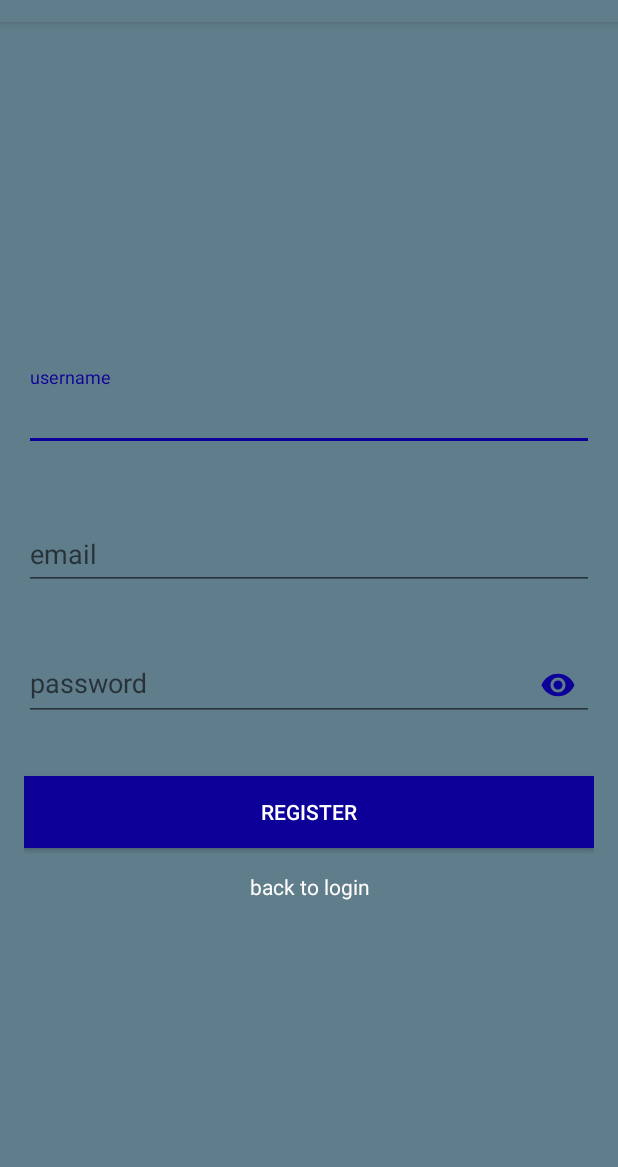
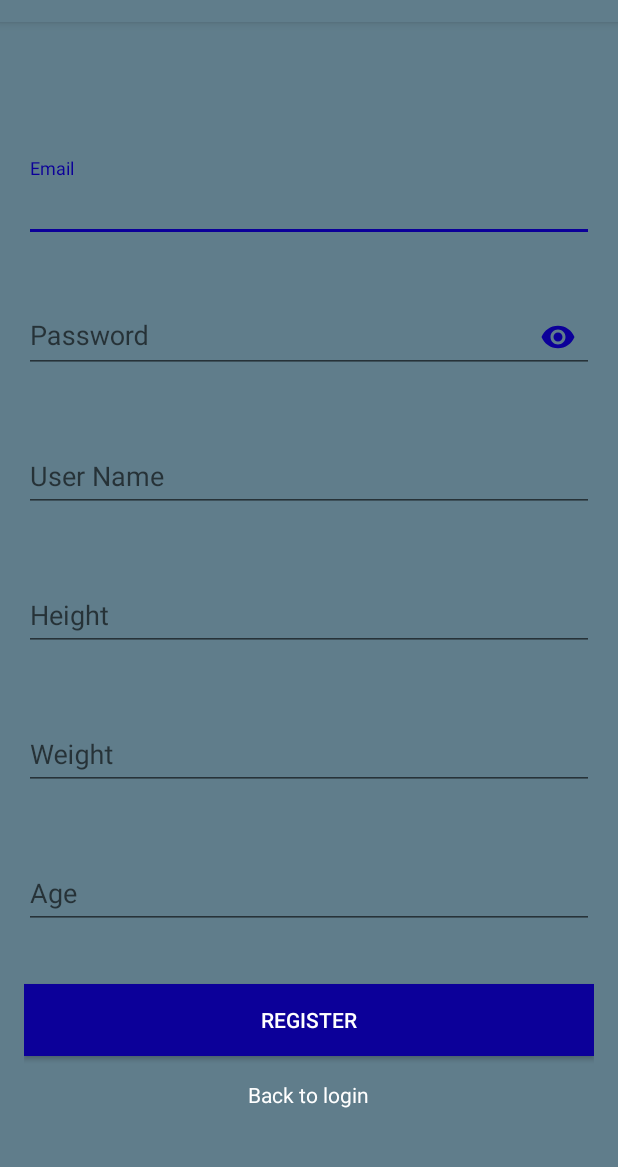
Before and after one commit to felixchanhk/HealthCorner, an Android app: the RegisterActivity screen opened directly, with no data from a screen before it, on a phone screen of 412 x 824 dp, the part 62-1229 px from its top. Run offline under Robolectric (Android 15) with nearby library versions, the light colour scheme and no system bars.

Commit message:
register add height, weight and age column data

```diff
--- a/app/src/main/java/com/example/healthcorner/database/SqliteHelper.java
+++ b/app/src/main/java/com/example/healthcorner/database/SqliteHelper.java
@@ -14,10 +14,10 @@ import com.example.healthcorner.database.model.User;
 public class SqliteHelper extends SQLiteOpenHelper {
 
     //DATABASE NAME
-    public static final String DATABASE_NAME = "loopwiki.com";
+    public static final String DATABASE_NAME = "health_corner";
 
     //DATABASE VERSION
-    public static final int DATABASE_VERSION = 1;
+    public static final int DATABASE_VERSION = 2;
 
     //TABLE NAME
     public static final String TABLE_USERS = "users";
@@ -35,13 +35,25 @@ public class SqliteHelper extends SQLiteOpenHelper {
     //COLUMN password
     public static final String KEY_PASSWORD = "password";
 
+    //COLUMN password
+    public static final String KEY_HEIGHT = "height";
+
+    //COLUMN password
+    public static final String KEY_WEIGHT = "weight";
+
+    //COLUMN password
+    public static final String KEY_AGE = "age";
+
     //SQL for creating users table
     public static final String SQL_TABLE_USERS = " CREATE TABLE " + TABLE_USERS
             + " ( "
             + KEY_ID + " INTEGER PRIMARY KEY, "
             + KEY_USER_NAME + " TEXT, "
             + KEY_EMAIL + " TEXT, "
-            + KEY_PASSWORD + " TEXT"
+            + KEY_PASSWORD + " TEXT, "
+            + KEY_HEIGHT + " TEXT, "
+            + KEY_WEIGHT + " TEXT, "
+            + KEY_AGE + " TEXT"
             + " ) ";
 
 
@@ -80,6 +92,15 @@ public class SqliteHelper extends SQLiteOpenHelper {
         //Put password in  @values
         values.put(KEY_PASSWORD, user.getPassword());
 
+        //Put height in  @values
+        values.put(KEY_HEIGHT, user.getHeight());
+
+        //Put weight in  @values
+        values.put(KEY_WEIGHT, user.getWeight());
+
+        //Put age in  @values
+        values.put(KEY_AGE, user.getAge());
+
         // insert row
         long todo_id = db.insert(TABLE_USERS, null, values);
     }
@@ -94,7 +115,8 @@ public class SqliteHelper extends SQLiteOpenHelper {
 
         if (cursor != null && cursor.moveToFirst()&& cursor.getCount()>0) {
             //if cursor has value then in user database there is user associated with this given email
-            User user1 = new User(cursor.getString(0), cursor.getString(1), cursor.getString(2), cursor.getString(3));
+            User user1 = new User(cursor.getString(0), cursor.getString(1), cursor.getString(2), cursor.getString(3),
+                    cursor.getString(4), cursor.getString(5), cursor.getString(6) );
 
             //Match both passwords check they are same or not
             if (user.getPassword().equalsIgnoreCase(user1.getPassword())) {
@@ -124,10 +146,7 @@ public class SqliteHelper extends SQLiteOpenHelper {
     }
 
     public User getUser(String email){
-        String id = "";
-        String userName = "";
-        String userEmail = "";
-        String password = "";
+        String id = "", userName = "", userEmail = "", password = "", height = "", weight = "",age = "";
 
         //get writable database
         SQLiteDatabase db = this.getWritableDatabase();
@@ -142,11 +161,14 @@ public class SqliteHelper extends SQLiteOpenHelper {
             userName = cursor.getString(1);
             userEmail = cursor.getString(2);
             password = cursor.getString(3);
+            height = cursor.getString(4);
+            weight = cursor.getString(5);
+            age = cursor.getString(6);
             //Log.e("user:", id + ": " + userName + ", " + userEmail + "," + password);
         }
 
         cursor.close();
-        User getUser = new User(id, userName, userEmail, password);
+        User getUser = new User(id, userName, userEmail, password, height, weight, age);
 
         return getUser;
     }
--- a/app/src/main/java/com/example/healthcorner/view/RegisterActivity.java
+++ b/app/src/main/java/com/example/healthcorner/view/RegisterActivity.java
@@ -19,9 +19,12 @@ import com.example.healthcorner.database.model.User;
 public class RegisterActivity extends AppCompatActivity {
 
     //Declaration EditTexts
-    EditText editTextUserName;
-    EditText editTextEmail;
-    EditText editTextPassword;
+    EditText editTextUserName,
+            editTextEmail,
+            editTextPassword,
+            editTextHeight,
+            editTextWeight,
+            editTextAge;
 
     //Declaration TextInputLayout
     TextInputLayout textInputLayoutUserName;
@@ -48,12 +51,15 @@ public class RegisterActivity extends AppCompatActivity {
                     String UserName = editTextUserName.getText().toString();
                     String Email = editTextEmail.getText().toString();
                     String Password = editTextPassword.getText().toString();
+                    String Height = editTextHeight.getText().toString();
+                    String Weight = editTextWeight.getText().toString();
+                    String Age = editTextAge.getText().toString();
 
                     //Check in the database is there any user associated with  this email
                     if (!sqliteHelper.isEmailExists(Email)) {
 
                         //Email does not exist now add new user to database
-                        sqliteHelper.addUser(new User(null, UserName, Email, Password));
+                        sqliteHelper.addUser(new User(null, UserName, Email, Password, Height, Weight, Age));
                         Snackbar.make(buttonRegister, "User created successfully! Please Login ", Snackbar.LENGTH_LONG).show();
                         new Handler().postDelayed(new Runnable() {
                             @Override
@@ -89,6 +95,10 @@ public class RegisterActivity extends AppCompatActivity {
         editTextEmail = (EditText) findViewById(R.id.editTextEmail);
         editTextPassword = (EditText) findViewById(R.id.editTextPassword);
         editTextUserName = (EditText) findViewById(R.id.editTextUserName);
+        editTextHeight = (EditText) findViewById(R.id.editTextUserHeight);
+        editTextWeight = (EditText) findViewById(R.id.editTextUserWeight);
+        editTextAge = (EditText) findViewById(R.id.editTextUserAge);
+
         textInputLayoutEmail = (TextInputLayout) findViewById(R.id.textInputLayoutEmail);
         textInputLayoutPassword = (TextInputLayout) findViewById(R.id.textInputLayoutPassword);
         textInputLayoutUserName = (TextInputLayout) findViewById(R.id.textInputLayoutUserName);
--- a/app/src/main/res/layout/activity_register.xml
+++ b/app/src/main/res/layout/activity_register.xml
@@ -20,21 +20,6 @@
             android:layout_height="wrap_content"
             android:layout_gravity="center_horizontal"
             android:layout_margin="16dp" />
-
-        <android.support.design.widget.TextInputLayout
-            app:errorEnabled="true"
-            android:id="@+id/textInputLayoutUserName"
-            android:layout_width="match_parent"
-            android:layout_height="wrap_content"
-            android:layout_marginTop="16dp">
-
-            <android.support.design.widget.TextInputEditText
-                android:id="@+id/editTextUserName"
-                android:layout_width="match_parent"
-                android:layout_height="wrap_content"
-                android:hint="@string/username"
-                android:inputType="textPersonName" />
-        </android.support.design.widget.TextInputLayout>
 
         <android.support.design.widget.TextInputLayout
             android:id="@+id/textInputLayoutEmail"
@@ -68,6 +53,66 @@
                 android:inputType="textPassword" />
         </android.support.design.widget.TextInputLayout>
 
+        <android.support.design.widget.TextInputLayout
+            app:errorEnabled="true"
+            android:id="@+id/textInputLayoutUserName"
+            android:layout_width="match_parent"
+            android:layout_height="wrap_content"
+            android:layout_marginTop="16dp">
+
+            <android.support.design.widget.TextInputEditText
+                android:id="@+id/editTextUserName"
+                android:layout_width="match_parent"
+                android:layout_height="wrap_content"
+                android:hint="@string/userName"
+                android:inputType="textPersonName" />
+        </android.support.design.widget.TextInputLayout>
+
+        <android.support.design.widget.TextInputLayout
+            app:errorEnabled="true"
+            android:id="@+id/textInputLayoutUserHeight"
+            android:layout_width="match_parent"
+            android:layout_height="wrap_content"
+            android:layout_marginTop="16dp">
+
+            <android.support.design.widget.TextInputEditText
+                android:id="@+id/editTextUserHeight"
+                android:layout_width="match_parent"
+                android:layout_height="wrap_content"
+                android:hint="@string/userHeight"
+                android:inputType="textPersonName" />
+        </android.support.design.widget.TextInputLayout>
+
+        <android.support.design.widget.TextInputLayout
+            app:errorEnabled="true"
+            android:id="@+id/textInputLayoutUserWeight"
+            android:layout_width="match_parent"
+            android:layout_height="wrap_content"
+            android:layout_marginTop="16dp">
+
+            <android.support.design.widget.TextInputEditText
+                android:id="@+id/editTextUserWeight"
+                android:layout_width="match_parent"
+                android:layout_height="wrap_content"
+                android:hint="@string/userWeight"
+                android:inputType="textPersonName" />
+        </android.support.design.widget.TextInputLayout>
+
+        <android.support.design.widget.TextInputLayout
+            app:errorEnabled="true"
+            android:id="@+id/textInputLayoutUserAge"
+            android:layout_width="match_parent"
+            android:layout_height="wrap_content"
+            android:layout_marginTop="16dp">
+
+            <android.support.design.widget.TextInputEditText
+                android:id="@+id/editTextUserAge"
+                android:layout_width="match_parent"
+                android:layout_height="wrap_content"
+                android:hint="@string/userAge"
+                android:inputType="number" />
+        </android.support.design.widget.TextInputLayout>
+
         <Button
             android:id="@+id/buttonRegister"
             android:layout_width="match_parent"
--- a/app/src/main/res/values/strings.xml
+++ b/app/src/main/res/values/strings.xml
@@ -1,11 +1,18 @@
 <resources>
     <string name="app_name">Health Corner</string>
-    <string name="login">login</string>
-    <string name="back_to_login">back to login</string>
-    <string name="register">register</string>
-    <string name="password">password</string>
-    <string name="email">email</string>
-    <string name="username">username</string>
+    <string name="login">Login</string>
+
+    <!-- Register Page -->
+    <string name="back_to_login">Back to login</string>
+    <string name="register">Register</string>
+    <string name="password">Password</string>
+    <string name="email">Email</string>
+    <string name="userName">User Name</string>
+    <string name="userHeight">Height</string>
+    <string name="userWeight">Weight</string>
+    <string name="userAge">Age</string>
+
+
     <string name="navigation_drawer_open">Open navigation drawer2</string>
     <string name="navigation_drawer_close">Close navigation drawer3</string>
     <string name="nav_header_title" translatable="false">Android Studio4</string>
@@ -38,6 +45,8 @@
     <string name="first_class_obese">first class obese</string>
     <string name="second_class_obese">second class obese</string>
     <string name="third_class_obese">third class obese</string>
+
+    <!-- Dashboard and Navigation -->
     <string name="menu_bmi_calculator">BMI Calculator</string>
     <string name="menu_water_counter">Water Counter</string>
     <string name="menu_profile">Profile</string>
@@ -60,4 +69,7 @@
     <string name="dashboard_desc4">Calculate your BMI, make sure you are under health</string>
     <string name="dashboard_desc5">Drink at less 8 cups of water per day</string>
     <string name="dashboard_desc6">Check and review your health data here</string>
+
+
+
 </resources>
```
Also changed, not shown: app/src/main/java/com/example/healthcorner/database/model/User.java (+39 -9 lines), app/src/main/java/com/example/healthcorner/view/LoginActivity.java (+4 -4 lines).
